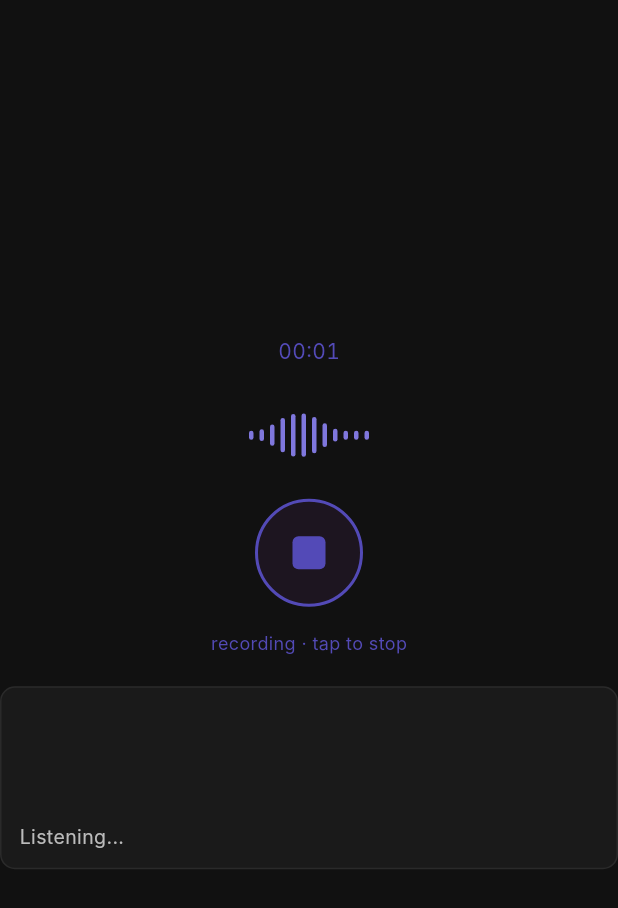
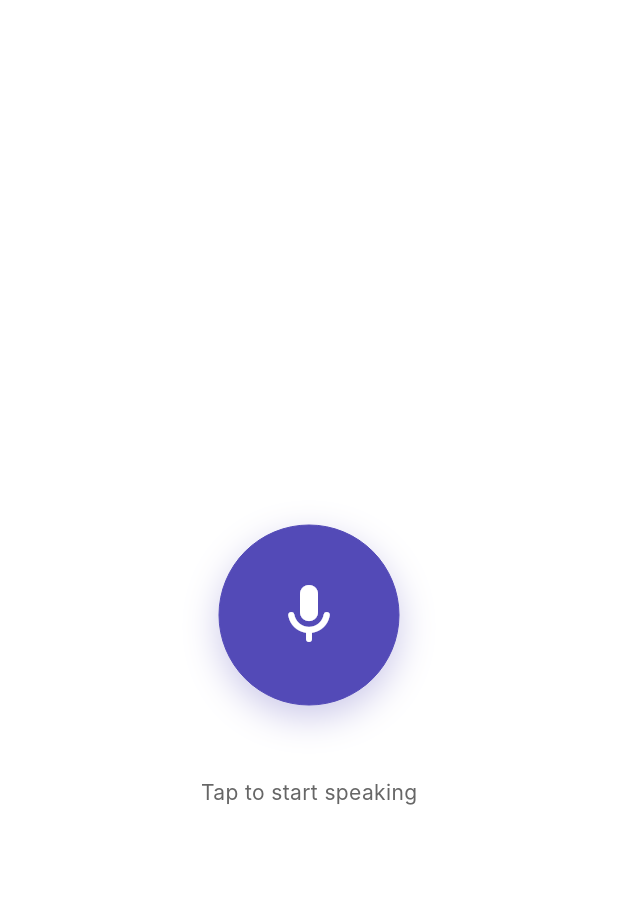
Before and after one commit to LikhinMN/zenly, a Flutter app: the RecordingScreen screen opened directly, on a phone screen of 412 x 824 dp. Shown: the top 908 px of the screen. Run offline on Flutter 3.47's test engine with Material 3 defaults, Android fonts, the phone set to English and light mode, and no system bars; our stand-ins replace dio, flutter_dotenv, flutter_riverpod, hive, hive_flutter, permission_handler and 1 more; missing offline and left inert: record; accounts and stored records are empty; Roboto replaces fonts that are missing (Inter).

Commit message:
refactor(ui): redesign recording screen and migrate home screen to dedicated history tab

```diff
--- a/lib/features/recording/recording_screen.dart
+++ b/lib/features/recording/recording_screen.dart
@@ -27,22 +27,14 @@ class _RecordingScreenState extends State<RecordingScreen> {
       enableLogging: true,
     ),
   );
+
   int _seconds = 0;
   int _waveTick = 0;
   Timer? _timer;
   Timer? _waveformTimer;
-  Timer? _chunkTimer;
   bool _isRecording = false;
-  bool _isRotatingChunk = false;
+  bool _isProcessing = false;
   bool _isStopping = false;
-  String _liveTranscript = '';
-  Future<void> _transcriptionQueue = Future.value();
-
-  @override
-  void initState() {
-    super.initState();
-    _startRecording();
-  }
 
   Future<void> _startRecording() async {
     final hasPermission = await _service.requestPermission();
@@ -51,99 +43,80 @@ class _RecordingScreenState extends State<RecordingScreen> {
     await _service.startRecording(skipPermissionCheck: true);
     _speechDetector.resetChunk();
     _speechDetector.start(_service);
+
     setState(() {
       _isRecording = true;
+      _isProcessing = false;
+      _seconds = 0;
     });
+
     _timer = Timer.periodic(const Duration(seconds: 1), (_) {
-      setState(() => _seconds++);
+      if (mounted) setState(() => _seconds++);
     });
-    _waveformTimer = Timer.periodic(const Duration(milliseconds: 200), (_) {
-      if (mounted) {
-        setState(() => _waveTick++);
-      }
-    });
-    _chunkTimer = Timer.periodic(const Duration(seconds: 5), (_) {
-      _rotateChunk();
-    });
-  }
-
-  Future<void> _rotateChunk() async {
-    if (!_isRecording || _isRotatingChunk || _isStopping) return;
-    _isRotatingChunk = true;
-    final path = await _service.stopRecording();
-    if (path != null) {
-      if (_speechDetector.isChunkValid) {
-        _enqueueTranscription(path);
-      } else {
-        try {
-          await File(path).delete();
-        } catch (_) {}
-        debugPrint(
-          'SpeechDetector: chunk skipped (${_speechDetector.debugStatus})',
-        );
-      }
-    }
-    _speechDetector.resetChunk();
-    if (_isRecording && !_isStopping) {
-      await _service.startRecording(skipPermissionCheck: true);
-    }
-    _isRotatingChunk = false;
-  }
-
-  void _enqueueTranscription(String path) {
-    _transcriptionQueue = _transcriptionQueue.then((_) async {
-      final text = await _transcriptionService.transcribe(path);
-      try {
-        await File(path).delete();
-      } catch (_) {}
-      if (!mounted || text == null) return;
-      final trimmed = text.trim();
-      if (trimmed.isEmpty || trimmed.startsWith('Error:')) return;
-      setState(() {
-        _liveTranscript = _liveTranscript.isEmpty
-            ? trimmed
-            : '$_liveTranscript $trimmed';
-      });
+    _waveformTimer = Timer.periodic(const Duration(milliseconds: 150), (_) {
+      if (mounted) setState(() => _waveTick++);
     });
   }
 
   Future<void> _stopRecording() async {
+    if (_isStopping) return;
     _isStopping = true;
     _timer?.cancel();
     _waveformTimer?.cancel();
-    _chunkTimer?.cancel();
-    setState(() => _isRecording = false);
+
+    setState(() {
+      _isRecording = false;
+      _isProcessing = true;
+    });
+
     final path = await _service.stopRecording();
-    if (path != null) {
-      if (_speechDetector.isChunkValid) {
-        _enqueueTranscription(path);
-      } else {
-        try {
-          await File(path).delete();
-        } catch (_) {}
-        debugPrint(
-          'SpeechDetector: final chunk skipped (${_speechDetector.debugStatus})',
-        );
+    _speechDetector.stop();
+
+    String finalTranscript = '';
+
+    if (path != null && _speechDetector.isChunkValid) {
+      final text = await _transcriptionService.transcribe(path);
+      if (text != null && !text.startsWith('Error:')) {
+        finalTranscript = text.trim();
       }
+      try { await File(path).delete(); } catch (_) {}
+    } else if (path != null) {
+      try { await File(path).delete(); } catch (_) {}
     }
-    _speechDetector.stop();
+
     _speechDetector.resetChunk();
-    await _transcriptionQueue;
+
     if (mounted) {
-      Navigator.pushReplacement(
+      setState(() {
+        _isProcessing = false;
+        _seconds = 0;
+      });
+      if (finalTranscript.isNotEmpty) {
+        Navigator.push(
           context,
           MaterialPageRoute(
             builder: (_) => TranscriptScreen(
               audioPath: null,
               duration: _seconds,
-            initialTranscript: _liveTranscript.trim(),
+              initialTranscript: finalTranscript,
             ),
           ),
         );
+      } else {
+        ScaffoldMessenger.of(context).showSnackBar(
+          SnackBar(
+            content: const Text('No speech detected or transcription failed.'),
+            behavior: SnackBarBehavior.floating,
+            shape: RoundedRectangleBorder(borderRadius: BorderRadius.circular(8)),
+          ),
+        );
+      }
+      _isStopping = false;
     }
   }
 
   String get _formattedTime {
+    if (_seconds == 0) return '00:00';
     final m = (_seconds ~/ 60).toString().padLeft(2, '0');
     final s = (_seconds % 60).toString().padLeft(2, '0');
     return '$m:$s';
@@ -153,7 +126,6 @@ class _RecordingScreenState extends State<RecordingScreen> {
   void dispose() {
     _timer?.cancel();
     _waveformTimer?.cancel();
-    _chunkTimer?.cancel();
     _speechDetector.stop();
     _service.dispose();
     super.dispose();
@@ -161,116 +133,115 @@ class _RecordingScreenState extends State<RecordingScreen> {
 
   @override
   Widget build(BuildContext context) {
+    final theme = Theme.of(context);
+
     return Scaffold(
-      backgroundColor: const Color(0xFF111111),
       body: SafeArea(
+        child: Column(
+          children: [
+            const SizedBox(height: 64),
+
+            // Central Mic Button Area
+            Expanded(
               child: Center(
                 child: Column(
                   mainAxisAlignment: MainAxisAlignment.center,
                   children: [
-              // Timer
-              Text(
-                _formattedTime,
-                style: const TextStyle(
-                  fontSize: 14,
-                  color: Color(0xFF534AB7),
-                  fontFeatures: [FontFeature.tabularFigures()],
-                ),
-              ),
-              const SizedBox(height: 20),
-
-              // Animated waveform
+                    Stack(
+                      alignment: Alignment.center,
+                      children: [
+                        // Waveform (behind/around the mic)
+                        if (_isRecording)
                           SizedBox(
-                height: 40,
-                child: Align(
-                  alignment: Alignment.bottomCenter,
+                            width: 240,
+                            height: 240,
                             child: Row(
                               mainAxisAlignment: MainAxisAlignment.center,
-                    children: List.generate(12, (i) {
-                      final baseHeight = 8.0 + (i % 3) * 6.0;
-                      final animatedHeight =
-                          14 + sin((_waveTick + i) * 0.6) * 16;
-                      final height = _isRecording ? animatedHeight : baseHeight;
+                              crossAxisAlignment: CrossAxisAlignment.center,
+                              children: List.generate(24, (i) {
+                                final height = 40 + sin((_waveTick + i) * 0.5) * 60;
                                 return AnimatedContainer(
-                        duration: const Duration(milliseconds: 200),
-                        width: 3,
-                        height: height.clamp(6.0, 40.0),
+                                  duration: const Duration(milliseconds: 150),
+                                  width: 4,
+                                  height: height.clamp(10.0, 140.0),
                                   margin: const EdgeInsets.symmetric(horizontal: 2),
                                   decoration: BoxDecoration(
-                          color: _isRecording
-                              ? const Color(0xFF7F77DD)
-                              : const Color(0xFF3C3489),
+                                    color: theme.colorScheme.primary.withAlpha(51),
                                     borderRadius: BorderRadius.circular(2),
                                   ),
                                 );
                               }),
                             ),
                           ),
+
+                        if (_isProcessing)
+                          SizedBox(
+                            width: 120,
+                            height: 120,
+                            child: CircularProgressIndicator(
+                              color: theme.colorScheme.primary,
+                              strokeWidth: 4,
                             ),
-              const SizedBox(height: 28),
-
-              // Stop button
+                          )
+                        else
+                          // Mic Button
                           GestureDetector(
-                onTap: _stopRecording,
-                child: Container(
-                  width: 72,
-                  height: 72,
+                            onTap: _isRecording ? _stopRecording : _startRecording,
+                            child: AnimatedContainer(
+                              duration: const Duration(milliseconds: 300),
+                              width: _isRecording ? 100 : 120,
+                              height: _isRecording ? 100 : 120,
                               decoration: BoxDecoration(
                                 shape: BoxShape.circle,
-                    color: const Color(0xFF1D1520),
+                                color: _isRecording ? theme.colorScheme.surface : theme.colorScheme.primary,
                                 border: Border.all(
-                      color: const Color(0xFF534AB7),
-                      width: 2,
+                                  color: theme.colorScheme.primary,
+                                  width: _isRecording ? 4 : 0,
                                 ),
+                                boxShadow: [
+                                  if (!_isRecording)
+                                    BoxShadow(
+                                      color: theme.colorScheme.primary.withAlpha(77),
+                                      blurRadius: 20,
+                                      offset: const Offset(0, 8),
+                                    )
+                                ],
                               ),
-                  child: Center(
-                    child: Container(
-                      width: 22,
-                      height: 22,
-                      decoration: BoxDecoration(
-                        color: const Color(0xFF534AB7),
-                        borderRadius: BorderRadius.circular(4),
+                              child: Icon(
+                                _isRecording ? Icons.stop_rounded : Icons.mic_rounded,
+                                size: 48,
+                                color: _isRecording ? theme.colorScheme.primary : Colors.white,
                               ),
                             ),
                           ),
+                      ],
+                    ),
+                    const SizedBox(height: 48),
+
+                    // Status Text
+                    Text(
+                      _isProcessing
+                        ? 'Transcribing...'
+                        : (_isRecording ? 'Listening...' : 'Tap to start speaking'),
+                      style: theme.textTheme.bodyMedium,
+                    ),
+                    if (_isRecording || _isProcessing) ...[
+                      const SizedBox(height: 8),
+                      Text(
+                        _formattedTime,
+                        style: TextStyle(
+                          fontSize: 16,
+                          fontWeight: FontWeight.w600,
+                          color: theme.colorScheme.primary,
+                          fontFeatures: const [FontFeature.tabularFigures()],
                         ),
                       ),
-              const SizedBox(height: 16),
-              const Text(
-                'recording · tap to stop',
-                style: TextStyle(fontSize: 12, color: Color(0xFF534AB7)),
-              ),
-              const SizedBox(height: 20),
-
-              // Live transcript
-              Container(
-                width: double.infinity,
-                padding: const EdgeInsets.all(12),
-                decoration: BoxDecoration(
-                  color: const Color(0xFF1A1A1A),
-                  borderRadius: BorderRadius.circular(10),
-                  border: Border.all(color: const Color(0xFF2A2A2A)),
-                ),
-                child: SizedBox(
-                  height: 96,
-                  child: SingleChildScrollView(
-                    reverse: true,
-                    child: Text(
-                      _liveTranscript.isEmpty
-                          ? 'Listening...'
-                          : _liveTranscript,
-                      style: const TextStyle(
-                        fontSize: 13,
-                        color: Color(0xFFBBBBBB),
-                        height: 1.4,
+                    ],
+                  ],
                 ),
               ),
             ),
-                ),
-              ),
-              const SizedBox(height: 20),
           ],
-          ),
         ),
       ),
     );
```
Also changed, not shown: lib/features/history/history_screen.dart (added, +168 -0 lines), lib/features/recording/home_screen.dart (deleted, +0 -245 lines). Lines whose indentation alone changed are shown as unchanged.
